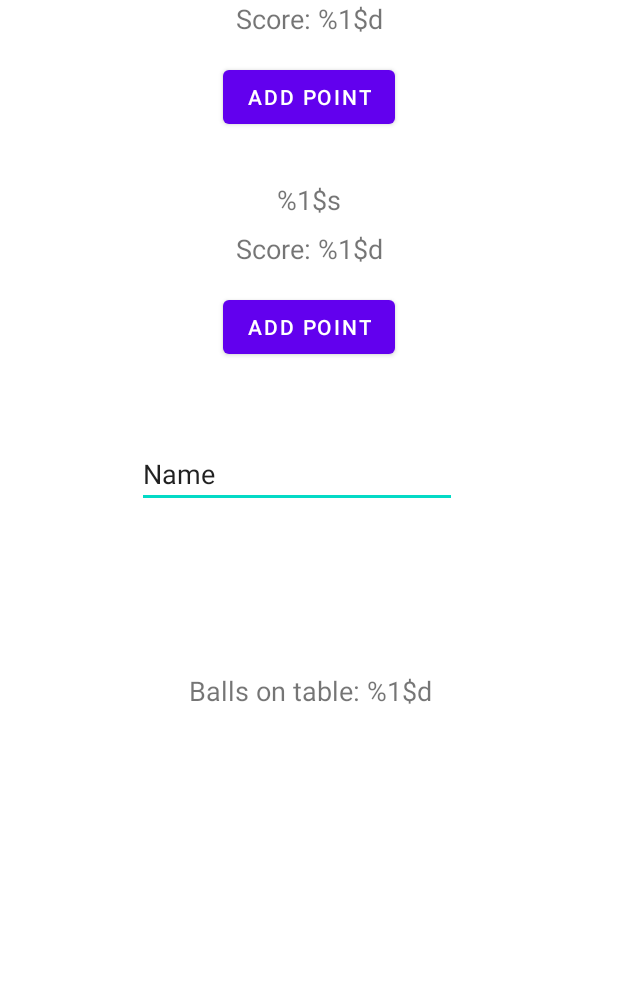
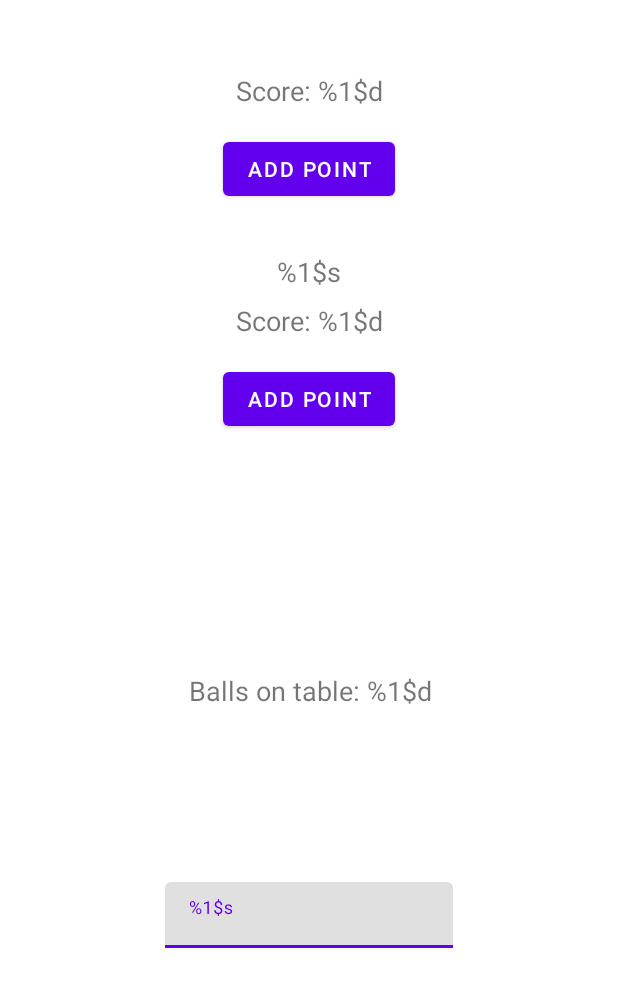
Before and after one commit to Dacid99/PocketTRacker, an Android app built with Jetpack Compose: the layout activity_main.xml on its own in the app's theme, with its tools: preview values and no code run, on a phone screen of 412 x 824 dp. Shown: the top 987 px of the screen. Run offline under Robolectric (Android 15) with nearby library versions, the phone set to English and light mode, and no system bars.

Commit message:
Started using TextEditLayout for playerName, far from complete

```diff
--- a/app/src/main/res/layout/activity_main.xml
+++ b/app/src/main/res/layout/activity_main.xml
@@ -10,11 +10,14 @@
         android:id="@+id/player1Score"
         android:layout_width="wrap_content"
         android:layout_height="wrap_content"
+        android:layout_marginTop="48dp"
+        android:layout_marginBottom="16dp"
         android:text="@string/player_score_format"
         android:textSize="18sp"
+        app:layout_constraintBottom_toTopOf="@+id/player1Button"
         app:layout_constraintEnd_toEndOf="parent"
         app:layout_constraintStart_toStartOf="parent"
-        tools:layout_editor_absoluteY="48dp" />
+        app:layout_constraintTop_toTopOf="parent" />
 
     <com.google.android.material.button.MaterialButton
         android:id="@+id/player1Button"
@@ -30,12 +33,14 @@
         android:id="@+id/player2Name"
         android:layout_width="wrap_content"
         android:layout_height="wrap_content"
+        android:layout_marginTop="32dp"
+        android:layout_marginBottom="8dp"
         android:text="@string/player_name_format"
         android:textSize="18sp"
-        app:layout_constraintTop_toBottomOf="@id/player1Button"
+        app:layout_constraintBottom_toTopOf="@+id/player2Score"
+        app:layout_constraintEnd_toEndOf="parent"
         app:layout_constraintStart_toStartOf="parent"
-        app:layout_constraintEnd_toEndOf="parent"
-        android:layout_marginTop="32dp"/>
+        app:layout_constraintTop_toBottomOf="@id/player1Button" />
 
     <com.google.android.material.textview.MaterialTextView
         android:id="@+id/player2Score"
@@ -70,16 +75,24 @@
         app:layout_constraintStart_toStartOf="parent"
         app:layout_constraintTop_toTopOf="parent" />
 
-    <EditText
-        android:id="@+id/player1Name"
-        android:layout_width="wrap_content"
-        android:layout_height="wrap_content"
-        android:layout_marginStart="91dp"
-        android:layout_marginTop="51dp"
-        android:ems="10"
-        android:inputType="text"
-        android:text="Name"
+    <com.google.android.material.textfield.TextInputLayout
+        android:id="@+id/player1name"
+        android:layout_width="192dp"
+        android:layout_height="44dp"
+        android:layout_marginStart="1dp"
+        android:layout_marginTop="63dp"
+        android:layout_marginEnd="1dp"
+        android:layout_marginBottom="140dp"
+        app:layout_constraintBottom_toBottomOf="parent"
+        app:layout_constraintEnd_toEndOf="parent"
         app:layout_constraintStart_toStartOf="parent"
-        app:layout_constraintTop_toBottomOf="@+id/player2Button" />
+        app:layout_constraintTop_toBottomOf="@+id/ballNumber">
+
+        <com.google.android.material.textfield.TextInputEditText
+            android:id="@+id/player1nameInput"
+            android:layout_width="match_parent"
+            android:layout_height="match_parent"
+            android:hint="@string/player_name_hint_format" />
+    </com.google.android.material.textfield.TextInputLayout>
 
 </androidx.constraintlayout.widget.ConstraintLayout>
--- a/app/src/main/res/values/strings.xml
+++ b/app/src/main/res/values/strings.xml
@@ -1,6 +1,7 @@
 <resources>
     <string name="app_name">StraightPoolCounter</string>
     <string name="player_name_format">%1$s</string>
+    <string name="player_name_hint_format">%1$s</string>
     <string name="player_club_format">%1$s</string>
     <string name="player_score_format">Score: %1$d</string>
     <string name="ball_number_format">Balls on table: %1$d</string>
--- a/build.gradle
+++ b/build.gradle
@@ -1,5 +1,5 @@
 // Top-level build file where you can add configuration options common to all sub-projects/modules.
 plugins {
-id 'com.android.application' version '8.2.2' apply false
+id 'com.android.application' version '8.3.0' apply false
     id 'org.jetbrains.kotlin.android' version '1.9.0' apply false
 }
```
Also changed, not shown: app/src/main/java/org/sbv/straightpoolcounter/MainActivity.java (+39 -1 lines), gradle/wrapper/gradle-wrapper.properties.
